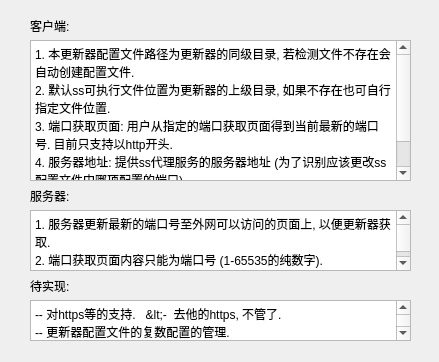
First picture: the form in about.ui, repository ZjzMisaka/ssConfigChanger, before the edit.
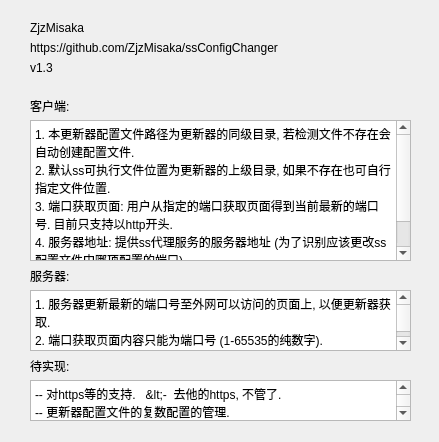
Second picture: the form after the edit.

Commit message: 修改界面, 改变配置文件位置解决自启动读不到配置的问题

```diff
--- a/about.ui
+++ b/about.ui
@@ -7,7 +7,7 @@
     <x>0</x>
     <y>0</y>
     <width>439</width>
-    <height>362</height>
+    <height>442</height>
    </rect>
   </property>
   <property name="windowTitle">
@@ -20,7 +20,7 @@
    <property name="geometry">
     <rect>
      <x>30</x>
-     <y>40</y>
+     <y>120</y>
      <width>381</width>
      <height>141</height>
     </rect>
@@ -40,7 +40,7 @@
    <property name="geometry">
     <rect>
      <x>30</x>
-     <y>210</y>
+     <y>290</y>
      <width>381</width>
      <height>61</height>
     </rect>
@@ -57,7 +57,7 @@
    <property name="geometry">
     <rect>
      <x>30</x>
-     <y>20</y>
+     <y>100</y>
      <width>54</width>
      <height>12</height>
     </rect>
@@ -70,7 +70,7 @@
    <property name="geometry">
     <rect>
      <x>30</x>
-     <y>190</y>
+     <y>270</y>
      <width>54</width>
      <height>12</height>
     </rect>
@@ -83,7 +83,7 @@
    <property name="geometry">
     <rect>
      <x>30</x>
-     <y>280</y>
+     <y>360</y>
      <width>54</width>
      <height>12</height>
     </rect>
@@ -96,7 +96,7 @@
    <property name="geometry">
     <rect>
      <x>30</x>
-     <y>300</y>
+     <y>380</y>
      <width>381</width>
      <height>41</height>
     </rect>
@@ -109,6 +109,45 @@
 -- 更新器配置文件的复数配置的管理. </string>
    </property>
   </widget>
+  <widget class="QLabel" name="label_4">
+   <property name="geometry">
+    <rect>
+     <x>30</x>
+     <y>20</y>
+     <width>381</width>
+     <height>16</height>
+    </rect>
+   </property>
+   <property name="text">
+    <string>ZjzMisaka</string>
+   </property>
+  </widget>
+  <widget class="QLabel" name="label_5">
+   <property name="geometry">
+    <rect>
+     <x>30</x>
+     <y>40</y>
+     <width>381</width>
+     <height>16</height>
+    </rect>
+   </property>
+   <property name="text">
+    <string>https://github.com/ZjzMisaka/ssConfigChanger</string>
+   </property>
+  </widget>
+  <widget class="QLabel" name="label_6">
+   <property name="geometry">
+    <rect>
+     <x>30</x>
+     <y>60</y>
+     <width>381</width>
+     <height>16</height>
+    </rect>
+   </property>
+   <property name="text">
+    <string>v1.3</string>
+   </property>
+  </widget>
  </widget>
  <resources/>
  <connections/>
```
The commit also changes 3 other files.
